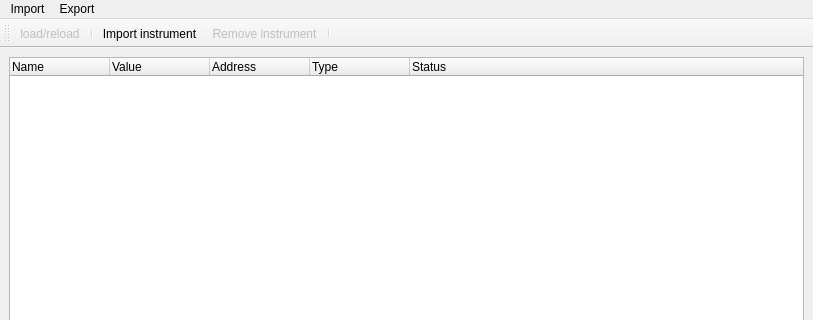
Qt form ui/RackWindow.ui (AlexisMrl/HegelLab) before a commit; both pictures show x 0 to 813 and y 0 to 320 of the 813 by 458 pixel window.
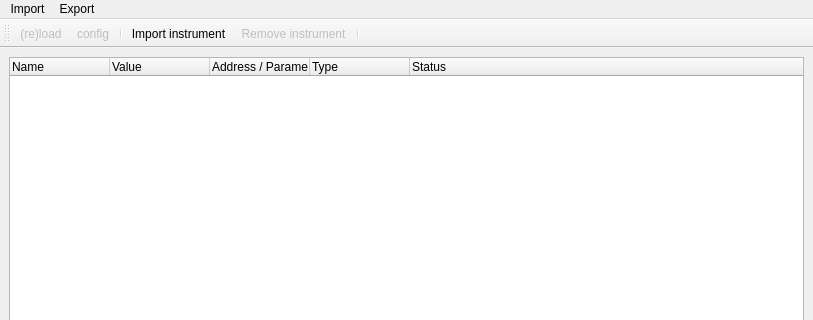
The same form after that commit. Icons and pictures are not drawn. Custom widgets are drawn as their Qt base class.

Diff of the .ui file:
```diff
--- a/ui/RackWindow.ui
+++ b/ui/RackWindow.ui
@@ -29,7 +29,7 @@
       </column>
       <column>
        <property name="text">
-        <string>Address</string>
+        <string>Address / Parameters</string>
        </property>
       </column>
       <column>
@@ -137,6 +137,9 @@
   </widget>
   <widget class="QStatusBar" name="statusbar"/>
   <widget class="QToolBar" name="toolBar">
+   <property name="enabled">
+    <bool>true</bool>
+   </property>
    <property name="windowTitle">
     <string>toolBar</string>
    </property>
@@ -147,6 +150,7 @@
     <bool>false</bool>
    </attribute>
    <addaction name="actionLoad"/>
+   <addaction name="actionConfig"/>
    <addaction name="separator"/>
    <addaction name="actionAdd"/>
    <addaction name="actionRemove"/>
@@ -191,7 +195,10 @@
      <normaloff>../resources/load.svg</normaloff>../resources/load.svg</iconset>
    </property>
    <property name="text">
-    <string>load/reload</string>
+    <string>(re)load</string>
+   </property>
+   <property name="toolTip">
+    <string>Load (reload) instrument</string>
    </property>
   </action>
   <action name="actionto_JSON">
@@ -209,6 +216,21 @@
     <string>from JSON</string>
    </property>
   </action>
+  <action name="actionConfig">
+   <property name="enabled">
+    <bool>false</bool>
+   </property>
+   <property name="icon">
+    <iconset>
+     <normaloff>../resources/config.svg</normaloff>../resources/config.svg</iconset>
+   </property>
+   <property name="text">
+    <string>config</string>
+   </property>
+   <property name="toolTip">
+    <string>Show instrument config window (if it exists)</string>
+   </property>
+  </action>
  </widget>
  <customwidgets>
   <customwidget>
```
Left out of the diff: 2 changed lines with no effect on the pictures.
